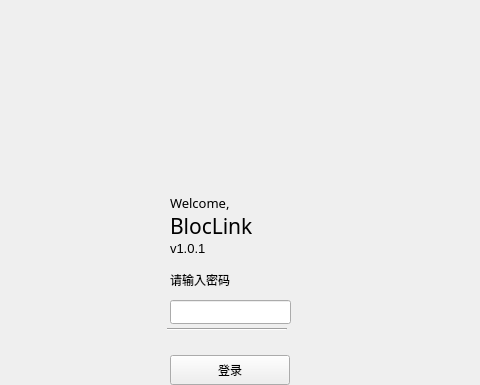
Above: lockpage.ui from HcashOrg/hx-indicator before the change; both pictures show x 115 to 595 and y 0 to 385 of the 960 by 580 pixel window. Below: the same form after it.
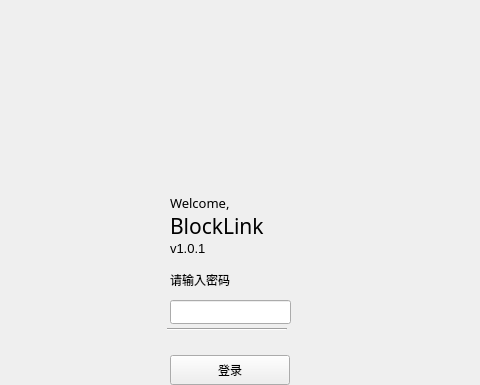
That is the form after the change.

Diff of the .ui file:
```diff
--- a/lockpage.ui
+++ b/lockpage.ui
@@ -209,7 +209,7 @@
     </font>
    </property>
    <property name="text">
-    <string>BlocLink</string>
+    <string>BlockLink</string>
    </property>
   </widget>
  </widget>
```
